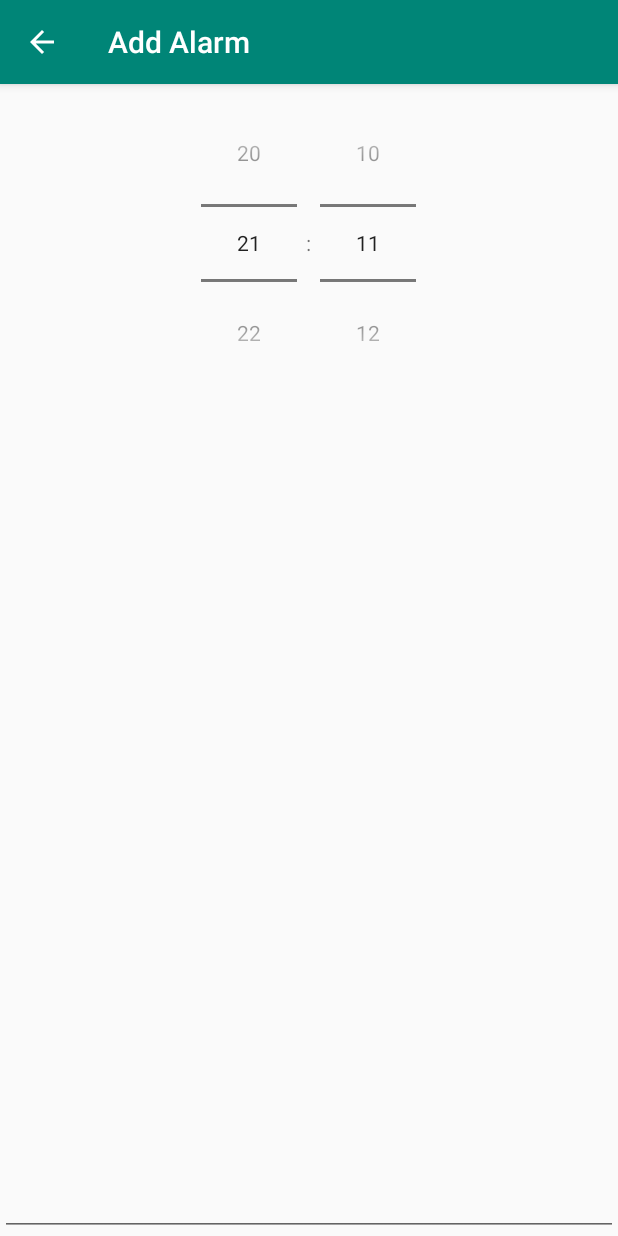
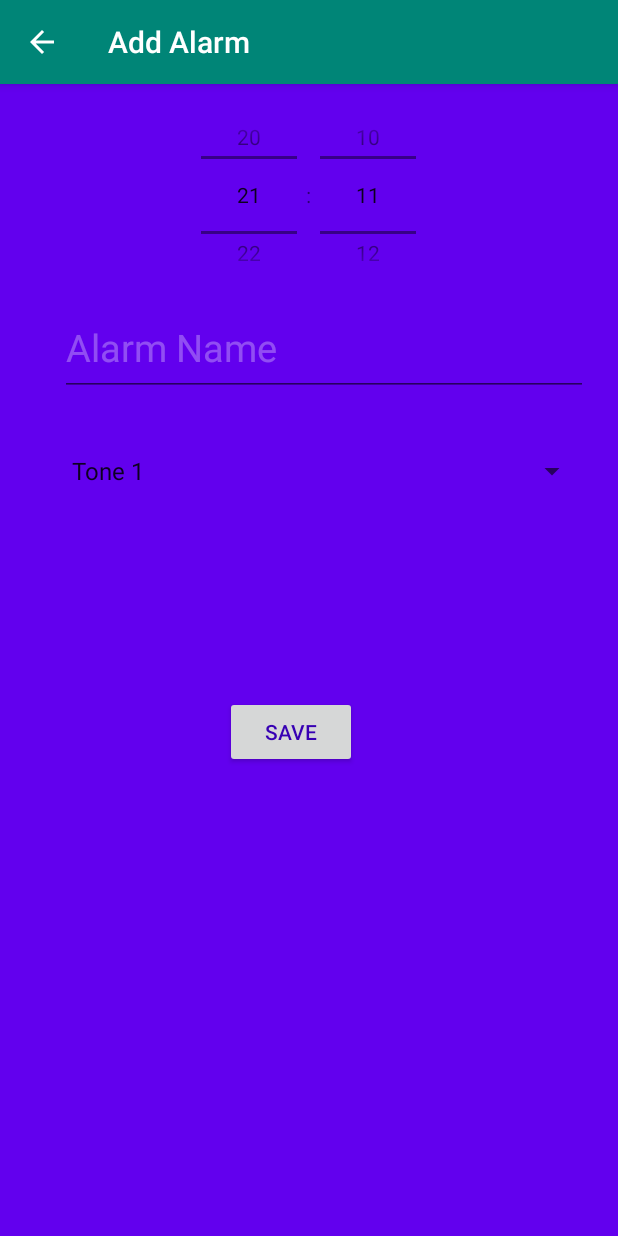
Before and after one commit to sachinl95/CTSE_Assignment2, an Android app: the screen it shows after launch (AddAlarm), after a tap on an icon or button, on a phone screen of 412 x 824 dp. Run offline under Robolectric (Android 15) with nearby library versions, the phone set to English and light mode, and no system bars.

Commit message:
add ui done

```diff
--- a/app/src/main/java/com/example/alarmsystem/AddAlarm.java
+++ b/app/src/main/java/com/example/alarmsystem/AddAlarm.java
@@ -2,17 +2,40 @@ package com.example.alarmsystem;
 
 import android.os.Bundle;
 import android.support.v7.app.AppCompatActivity;
+import android.view.View;
+import android.widget.AdapterView;
+import android.widget.ArrayAdapter;
+import android.widget.Spinner;
 import android.widget.TimePicker;
 
-public class AddAlarm extends AppCompatActivity {
+public class AddAlarm extends AppCompatActivity implements AdapterView.OnItemSelectedListener {
 
     TimePicker timePicker;
+    private Spinner spinner;
+    private static final String[] paths = {"Tone 1", "Tone 2", "Tone 3"};
 
     protected void onCreate(Bundle savedInstanceState) {
         super.onCreate(savedInstanceState);
         setContentView(R.layout.activity_add_alarm);
         timePicker = (TimePicker) findViewById(R.id.timePicker);
          timePicker.setIs24HourView(true);
+
+        spinner = (Spinner)findViewById(R.id.tone);
+        ArrayAdapter<String> adapter = new ArrayAdapter<String>(this,
+                android.R.layout.simple_spinner_item,paths);
+
+        adapter.setDropDownViewResource(android.R.layout.simple_spinner_dropdown_item);
+        spinner.setAdapter(adapter);
+        spinner.setOnItemSelectedListener(this);
     }
 
+    @Override
+    public void onItemSelected(AdapterView<?> parent, View view, int position, long id) {
+        System.out.println("asdn");
+    }
+
+    @Override
+    public void onNothingSelected(AdapterView<?> parent) {
+
+    }
 }
--- a/app/src/main/res/layout/activity_add_alarm.xml
+++ b/app/src/main/res/layout/activity_add_alarm.xml
@@ -1,13 +1,70 @@
 <?xml version="1.0" encoding="utf-8"?>
 <RelativeLayout xmlns:android="http://schemas.android.com/apk/res/android"
+    android:background="@color/design_default_color_primary"
     android:layout_width="match_parent" android:layout_height="match_parent">
+    <LinearLayout
+        android:layout_width="match_parent"
+        android:layout_height="148dp"
+        android:orientation="vertical"
+        android:id="@+id/lay1">
     <TimePicker
         android:id="@+id/timePicker"
         android:layout_width="match_parent"
         android:layout_height="match_parent"
         android:timePickerMode="spinner"></TimePicker>
+    </LinearLayout>
+    <LinearLayout
+        android:id="@+id/lay2"
+        android:layout_width="match_parent"
+        android:orientation="vertical"
+        android:layout_height="wrap_content"
+        android:layout_below="@id/lay1">
     <EditText
         android:layout_width="match_parent"
-        android:layout_height="match_parent" />
+        android:id="@+id/reminder_title"
+        android:layout_marginLeft="40dp"
+        android:hint="@string/hint_text"
+        android:textSize="25dp"
+        android:lines="4"
+        android:minLines="4"
+        android:gravity="top|left"
+        android:textColor="@android:color/holo_blue_bright"
+        android:scrollHorizontally="false"
+        android:textColorHint="@color/primary_text_disabled_material_dark"
+        android:inputType="textCapWords|textMultiLine"
+        android:layout_marginRight="20dp"
+        android:layout_height="60dp"/>
+    </LinearLayout>
+    <LinearLayout
+        android:id="@+id/lay3"
+        android:layout_width="match_parent"
+        android:orientation="vertical"
+        android:layout_height="wrap_content"
+        android:layout_below="@id/lay2">
+    <Spinner
+        android:id="@+id/tone"
+        android:layout_width="match_parent"
+        android:layout_marginLeft="40dp"
+        android:layout_marginTop="20dp"
+        android:layout_marginRight="20dp"
+        android:layout_height="60dp"></Spinner>
+
+    </LinearLayout>
+
+    <LinearLayout
+        android:layout_width="match_parent"
+        android:orientation="vertical"
+        android:layout_height="wrap_content"
+        android:layout_below="@id/lay3">
+    <Button
+        android:id="@+id/savebtn"
+        android:layout_height="wrap_content"
+        android:layout_width="wrap_content"
+        android:layout_marginLeft="150dp"
+        android:textColor="@color/design_default_color_primary_dark"
+        android:layout_marginTop="120dp"
+        android:text="Save" />
+    </LinearLayout>
+
 
 </RelativeLayout>
```
